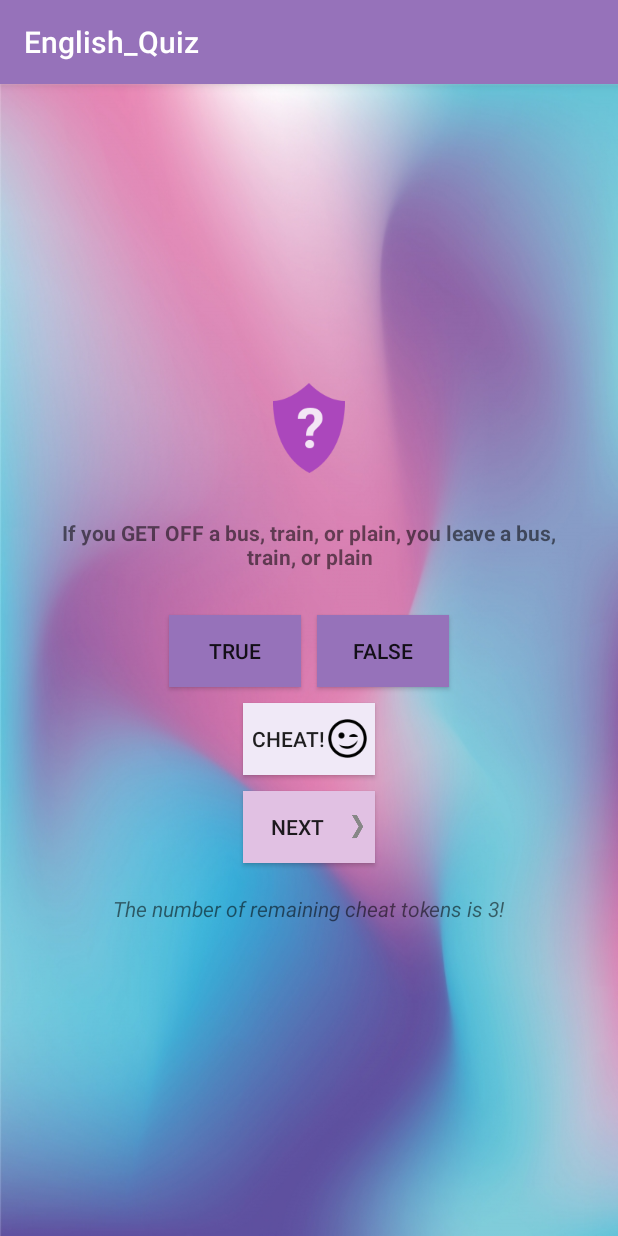
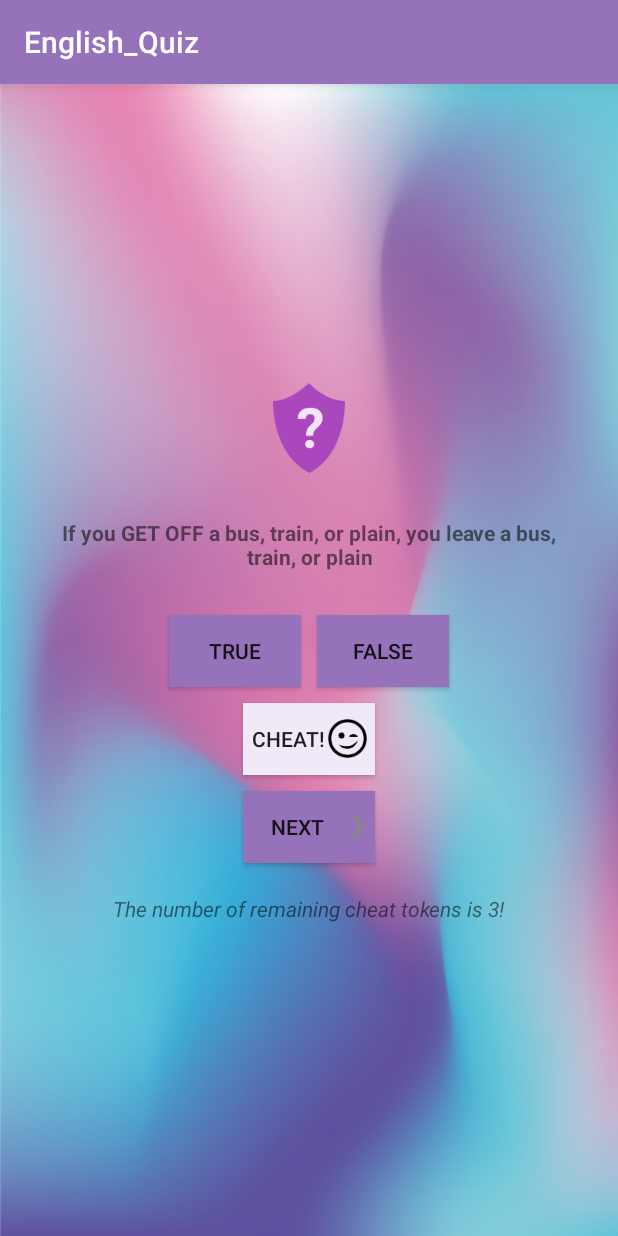
Before and after one commit to RozaliiaRusskikh/EnglishQuiz, an Android app: the screen it shows after launch (QuizActivity), on a phone screen of 412 x 824 dp. Run offline under Robolectric (Android 15) with nearby library versions, the phone set to English and light mode, and no system bars.

Commit message:
Design has been changed

```diff
--- a/app/src/main/res/layout-land/activity_quiz.xml
+++ b/app/src/main/res/layout-land/activity_quiz.xml
@@ -57,7 +57,7 @@
         android:text="@string/next_button"
         android:drawableRight="@drawable/arrow_right"
         android:drawablePadding="2dp"
-        android:background="#e1c1e3"
+        android:background="@color/actionBarColor"
         android:layout_margin="5dp"
         android:padding="5dp"/>
 
--- a/app/src/main/res/layout/activity_quiz.xml
+++ b/app/src/main/res/layout/activity_quiz.xml
@@ -61,7 +61,7 @@
         android:text="@string/next_button"
         android:drawableRight="@drawable/arrow_right"
         android:drawablePadding="2dp"
-        android:background="#e1c1e3"
+        android:background="@color/actionBarColor"
         android:layout_margin="5dp"
         android:padding="5dp"/>
 
```
